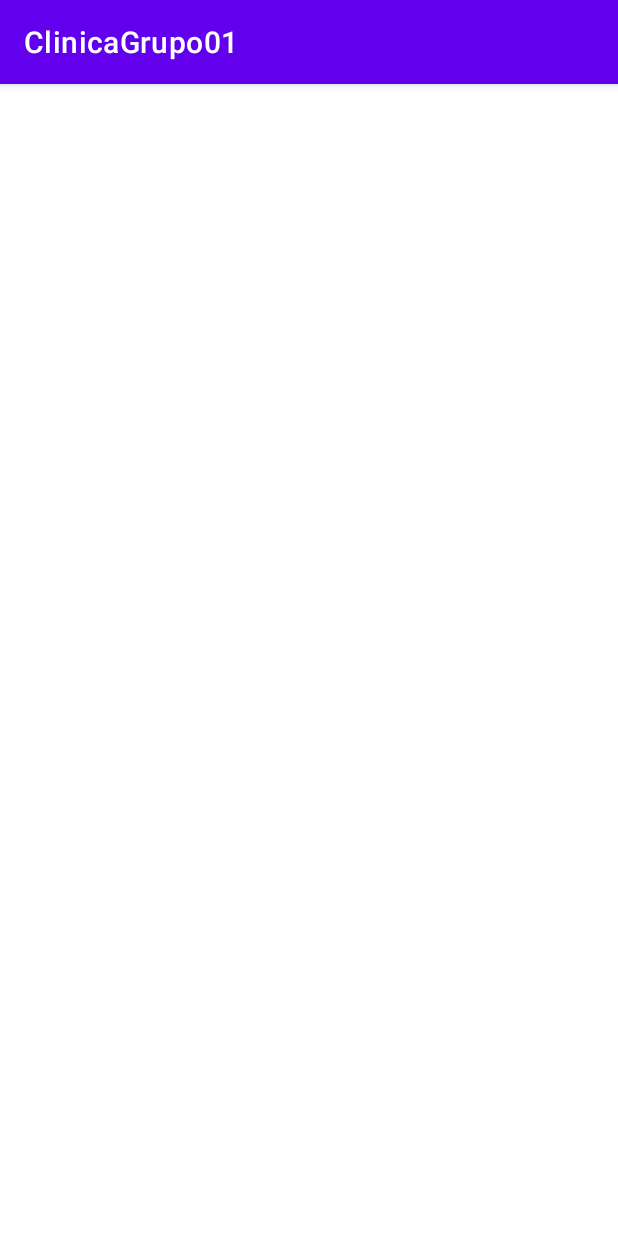
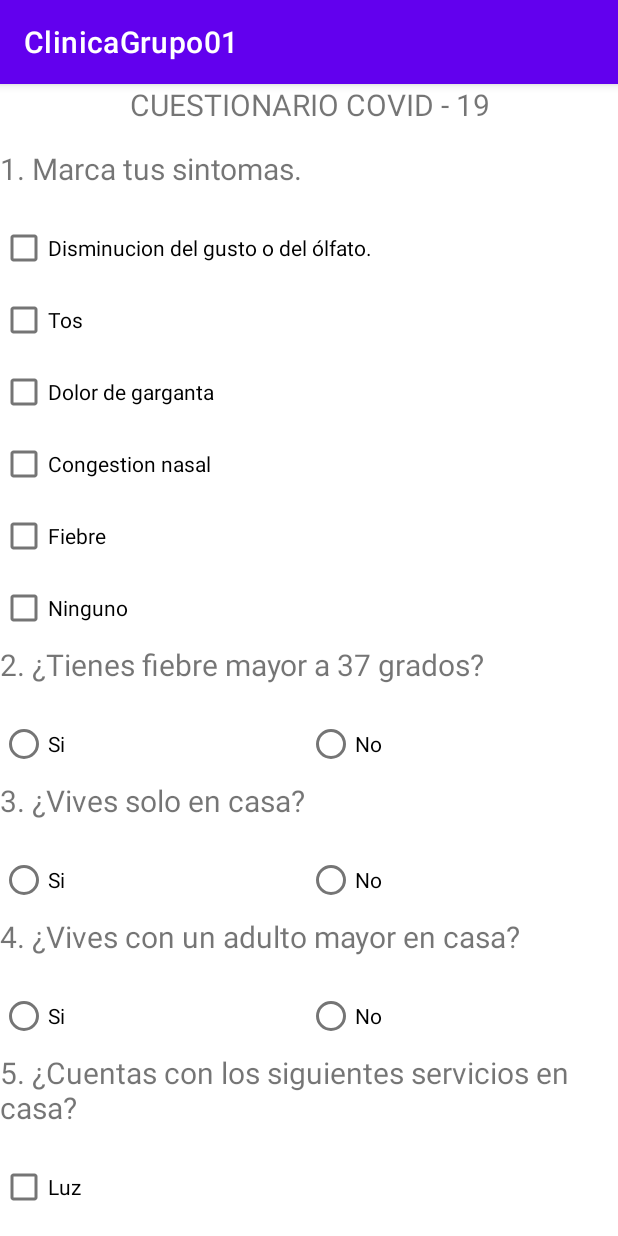
Before and after one commit to RoggerK/DM2-E2-GRUPO01, an Android app: the screen it shows after launch (MainActivity before the commit, CuestionarioActivity after it), on a phone screen of 412 x 824 dp. Run offline under Robolectric (Android 15) with nearby library versions, the phone set to English and light mode, and no system bars.

Commit message:
por terminar cuestionario

```diff
--- /dev/null
+++ b/app/src/main/java/idat/edu/pe/dm2/grupo01/clinica/CuestionarioActivity.kt
@@ -0,0 +1,114 @@
+package idat.edu.pe.dm2.grupo01.clinica
+
+import androidx.appcompat.app.AppCompatActivity
+import android.os.Bundle
+import android.view.View
+import android.widget.CheckBox
+import idat.edu.pe.dm2.grupo01.clinica.common.AppMessage
+import idat.edu.pe.dm2.grupo01.clinica.common.MyApplication
+import idat.edu.pe.dm2.grupo01.clinica.common.TypeMessage
+import idat.edu.pe.dm2.grupo01.clinica.databinding.ActivityCuestionarioBinding
+
+class CuestionarioActivity : AppCompatActivity(), View.OnClickListener {
+    private lateinit var binding: ActivityCuestionarioBinding
+    private var listaCuestionario = ArrayList<String>()
+    private var listaSintomas = ArrayList<String>()
+    private var listaServicios = ArrayList<String>()
+
+    override fun onCreate(savedInstanceState: Bundle?) {
+        super.onCreate(savedInstanceState)
+        binding = ActivityCuestionarioBinding.inflate(layoutInflater)
+        setContentView(binding.root)
+
+        binding.btResolver.setOnClickListener(this)
+        binding.cbGustoOlfato.setOnClickListener(this)
+        binding.cbTos.setOnClickListener(this)
+        binding.cbGarganta.setOnClickListener(this)
+        binding.cbCongestion.setOnClickListener(this)
+        binding.cbFiebre.setOnClickListener(this)
+        binding.cbNinguno.setOnClickListener(this)
+    }
+
+    override fun onClick(view: View) {
+        if (view is CheckBox) {
+            agregarSintomas(view)
+        } else {
+            resolverCuestionario()
+        }
+    }
+
+    private fun resolverCuestionario() {
+        if(validarFormulario()) {
+            AppMessage.enviarMensaje(binding.root, "Se guardo el cuestionario", TypeMessage.SUCCESSFULL)
+        }
+    }
+
+    private fun validarFormulario(): Boolean {
+        if(!validarSintomas()) {
+            AppMessage.enviarMensaje(binding.root, "Debes marcar que sintomas tienes", TypeMessage.DANGER)
+            return false
+        }
+
+        if(!validarFiebre()) {
+            AppMessage.enviarMensaje(binding.root, "Indica si es mayor a 37 grados la fiebre", TypeMessage.DANGER)
+            return false
+        }
+
+        if(!validarCasa()) {
+            AppMessage.enviarMensaje(binding.root, "Indica si vives solo", TypeMessage.DANGER)
+            return false
+        }
+
+        if(!validarAdulto()) {
+            AppMessage.enviarMensaje(binding.root, "Indica si vives con un mayor", TypeMessage.DANGER)
+            return false
+        }
+
+        return true
+    }
+
+    private fun validarFiebre(): Boolean {
+        var respuesta = true
+        if (binding.radgFiebre.checkedRadioButtonId == -1) {
+            respuesta = false
+        }
+        return respuesta
+    }
+
+    private fun validarCasa(): Boolean {
+        var respuesta = true
+        if (binding.radgCasa.checkedRadioButtonId == -1) {
+            respuesta = false
+        }
+        return respuesta
+    }
+
+    private fun validarAdulto(): Boolean {
+        var respuesta = true
+        if (binding.radgAdulto.checkedRadioButtonId == -1) {
+            respuesta = false
+        }
+        return respuesta
+    }
+
+    fun validarSintomas(): Boolean {
+        var respuesta = false
+        if (binding.cbGustoOlfato.isChecked || binding.cbTos.isChecked
+            || binding.cbGarganta.isChecked || binding.cbCongestion.isChecked
+            || binding.cbFiebre.isChecked || binding.cbNinguno.isChecked) {
+            respuesta = true
+        }
+        return respuesta
+    }
+
+    private fun agregarSintomas(checkBox: CheckBox) {
+        if(checkBox.isChecked) {
+            listaSintomas.add(checkBox.text.toString())
+            AppMessage.enviarMensaje(binding.root, "Marcaste " + checkBox.text.toString(), TypeMessage.INFO)
+        } else {
+            listaSintomas.remove(checkBox.text.toString())
+            AppMessage.enviarMensaje(binding.root, "Desmarcaste " + checkBox.text.toString(), TypeMessage.INFO)
+        }
+    }
+
+}
--- /dev/null
+++ b/app/src/main/res/layout/activity_cuestionario.xml
@@ -0,0 +1,235 @@
+<?xml version="1.0" encoding="utf-8"?>
+<ScrollView xmlns:android="http://schemas.android.com/apk/res/android"
+    xmlns:app="http://schemas.android.com/apk/res-auto"
+    xmlns:tools="http://schemas.android.com/tools"
+    android:layout_width="match_parent"
+    android:layout_height="match_parent"
+    android:orientation="vertical"
+    tools:context=".CuestionarioActivity">
+
+    <LinearLayout
+        android:layout_width="match_parent"
+        android:layout_height="match_parent"
+        android:orientation="vertical">
+
+        <TextView
+            android:layout_width="match_parent"
+            android:layout_height="wrap_content"
+            android:layout_marginBottom="15dp"
+            android:text="@string/valCuestionario"
+            android:textAlignment="center"
+            android:textSize="20sp" />
+
+        <LinearLayout
+            android:layout_width="match_parent"
+            android:layout_height="wrap_content"
+            android:orientation="vertical">
+
+            <TextView
+                android:layout_width="match_parent"
+                android:layout_height="wrap_content"
+                android:layout_marginBottom="15dp"
+                android:text="@string/valPregunta01"
+                android:textSize="20sp" />
+
+            <CheckBox
+                android:id="@+id/cbGustoOlfato"
+                android:layout_width="match_parent"
+                android:layout_height="wrap_content"
+                android:layout_weight="1"
+                android:text="@string/valDisminucion" />
+
+            <CheckBox
+                android:id="@+id/cbTos"
+                android:layout_width="match_parent"
+                android:layout_height="wrap_content"
+                android:layout_weight="1"
+                android:text="@string/valTos" />
+
+            <CheckBox
+                android:id="@+id/cbGarganta"
+                android:layout_width="match_parent"
+                android:layout_height="wrap_content"
+                android:layout_weight="1"
+                android:text="@string/valDolor" />
+
+            <CheckBox
+                android:id="@+id/cbCongestion"
+                android:layout_width="match_parent"
+                android:layout_height="wrap_content"
+                android:layout_weight="1"
+                android:text="@string/valNasal" />
+
+            <CheckBox
+                android:id="@+id/cbFiebre"
+                android:layout_width="match_parent"
+                android:layout_height="wrap_content"
+                android:layout_weight="1"
+                android:text="@string/valFiebre" />
+
+            <CheckBox
+                android:id="@+id/cbNinguno"
+                android:layout_width="match_parent"
+                android:layout_height="wrap_content"
+                android:layout_weight="1"
+                android:text="@string/valNinguno" />
+
+        </LinearLayout>
+
+        <LinearLayout
+            android:layout_width="match_parent"
+            android:layout_height="wrap_content"
+            android:orientation="vertical">
+
+            <TextView
+                android:layout_width="match_parent"
+                android:layout_height="wrap_content"
+                android:layout_marginBottom="15dp"
+                android:text="@string/valPregunta02"
+                android:textSize="20sp" />
+
+            <RadioGroup
+                android:id="@+id/radgFiebre"
+                android:layout_width="match_parent"
+                android:layout_height="wrap_content"
+                android:orientation="horizontal">
+
+                <RadioButton
+                    android:id="@+id/radbFiebreSi"
+                    android:layout_width="wrap_content"
+                    android:layout_height="wrap_content"
+                    android:layout_weight="1"
+                    android:text="@string/valSi"
+                    tools:ignore="DuplicateSpeakableTextCheck" />
+
+                <RadioButton
+                    android:id="@+id/radbFiebreNo"
+                    android:layout_width="wrap_content"
+                    android:layout_height="wrap_content"
+                    android:layout_weight="1"
+                    android:text="@string/valNo"
+                    tools:ignore="DuplicateSpeakableTextCheck" />
+            </RadioGroup>
+
+        </LinearLayout>
+
+        <LinearLayout
+            android:layout_width="match_parent"
+            android:layout_height="wrap_content"
+            android:orientation="vertical">
+
+            <TextView
+                android:layout_width="match_parent"
+                android:layout_height="wrap_content"
+                android:layout_marginBottom="15dp"
+                android:text="@string/valPregunta03"
+                android:textSize="20sp" />
+
+            <RadioGroup
+                android:id="@+id/radgCasa"
+                android:layout_width="match_parent"
+                android:layout_height="wrap_content"
+                android:orientation="horizontal">
+
+                <RadioButton
+                    android:id="@+id/radbCasaSi"
+                    android:layout_width="wrap_content"
+                    android:layout_height="wrap_content"
+                    android:layout_weight="1"
+                    android:text="@string/valSi" />
+
+                <RadioButton
+                    android:id="@+id/radbCasaNo"
+                    android:layout_width="wrap_content"
+                    android:layout_height="wrap_content"
+                    android:layout_weight="1"
+                    android:text="@string/valNo" />
+            </RadioGroup>
+
+        </LinearLayout>
+
+        <LinearLayout
+            android:layout_width="match_parent"
+            android:layout_height="wrap_content"
+            android:orientation="vertical">
+
+            <TextView
+                android:layout_width="match_parent"
+                android:layout_height="wrap_content"
+                android:layout_marginBottom="15dp"
+                android:text="@string/valPregunta04"
+                android:textSize="20sp" />
+
+            <RadioGroup
+                android:id="@+id/radgAdulto"
+                android:layout_width="match_parent"
+                android:layout_height="wrap_content"
+                android:orientation="horizontal">
+
+                <RadioButton
+                    android:id="@+id/radbAdultoSi"
+                    android:layout_width="wrap_content"
+                    android:layout_height="wrap_content"
+                    android:layout_weight="1"
+                    android:text="@string/valSi" />
+
+                <RadioButton
+                    android:id="@+id/radbAdultoNo"
+                    android:layout_width="wrap_content"
+                    android:layout_height="wrap_content"
+                    android:layout_weight="1"
+                    android:text="@string/valNo" />
+            </RadioGroup>
+
+        </LinearLayout>
+
+        <LinearLayout
+            android:layout_width="match_parent"
+            android:layout_height="wrap_content"
+            android:orientation="vertical">
+
+            <TextView
+                android:layout_width="match_parent"
+                android:layout_height="wrap_content"
+                android:layout_marginBottom="15dp"
+                android:text="@string/valPregunta05"
+                android:textSize="20sp" />
+
+            <CheckBox
+                android:id="@+id/cbLuz"
+                android:layout_width="match_parent"
+                android:layout_height="wrap_content"
+                android:layout_weight="1"
+                android:text="@string/valLuz" />
+
+            <CheckBox
+                android:id="@+id/cbAgua"
+                android:layout_width="match_parent"
+                android:layout_height="wrap_content"
+                android:layout_weight="1"
+                android:text="@string/valAgua" />
+
+            <CheckBox
+                android:id="@+id/cbInternet"
+                android:layout_width="match_parent"
+                android:layout_height="wrap_content"
+                android:layout_weight="1"
+                android:text="@string/valInternet" />
+
+            <CheckBox
+                android:id="@+id/cbCable"
+                android:layout_width="match_parent"
+                android:layout_height="wrap_content"
+                android:layout_weight="1"
+                android:text="@string/valCable" />
+
+            <Button
+                android:id="@+id/btResolver"
+                android:layout_width="match_parent"
+                android:layout_height="wrap_content"
+                android:text="@string/btResolver" />
+        </LinearLayout>
+
+    </LinearLayout>
+
+</ScrollView>
--- a/app/src/main/res/values/strings.xml
+++ b/app/src/main/res/values/strings.xml
@@ -2,5 +2,24 @@
     <string name="app_name">ClinicaGrupo01</string>
     <string name="valbtnregistro">REGISTRAR</string>
     <string name="valbtnformulario">FORMULARIO</string>
+    <string name="valCuestionario">CUESTIONARIO COVID - 19</string>
+    <string name="valPregunta01">1. Marca tus sintomas.</string>
+    <string name="valDisminucion">Disminucion del gusto o del ólfato.</string>
+    <string name="valTos">Tos</string>
+    <string name="valDolor">Dolor de garganta</string>
+    <string name="valNasal">Congestion nasal</string>
+    <string name="valFiebre">Fiebre</string>
+    <string name="valNinguno">Ninguno</string>
+    <string name="valPregunta02">2. ¿Tienes fiebre mayor a 37 grados?</string>
+    <string name="valSi">Si</string>
+    <string name="valNo">No</string>
+    <string name="valPregunta03">3. ¿Vives solo en casa?</string>
+    <string name="valPregunta04">4. ¿Vives con un adulto mayor en casa?</string>
+    <string name="valPregunta05">5. ¿Cuentas con los siguientes servicios en casa?</string>
+    <string name="valCable">Cable</string>
+    <string name="valInternet">Internet</string>
+    <string name="valAgua">Agua</string>
+    <string name="valLuz">Luz</string>
+    <string name="btResolver">Resolver</string>
 
 </resources>
```
Also changed, not shown: app/src/main/AndroidManifest.xml (+8 -1 lines).
